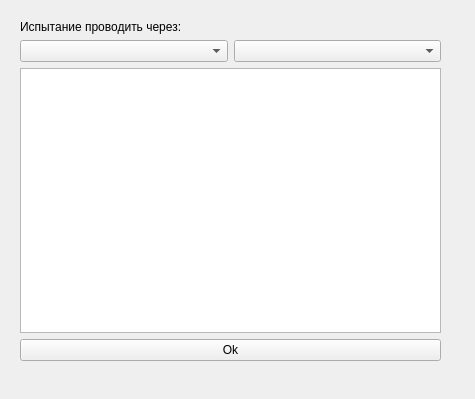
moldanova/electric_testing, file prediction_tests.ui: the form before one commit.
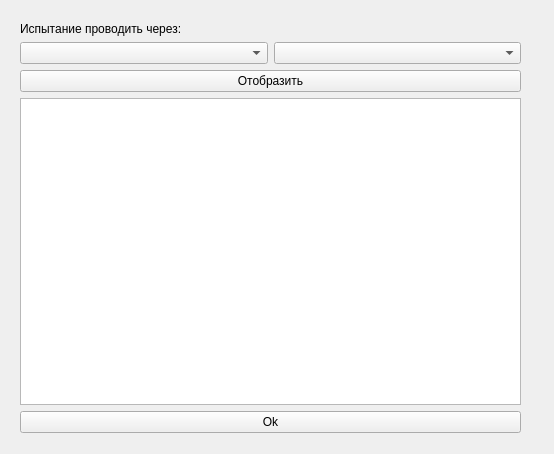
The form after the commit.

Diff of the .ui file:
```diff
--- a/prediction_tests.ui
+++ b/prediction_tests.ui
@@ -6,8 +6,8 @@
    <rect>
     <x>0</x>
     <y>0</y>
-    <width>475</width>
-    <height>399</height>
+    <width>554</width>
+    <height>454</height>
    </rect>
   </property>
   <property name="windowTitle">
@@ -17,13 +17,11 @@
    <property name="geometry">
     <rect>
      <x>20</x>
-     <y>20</y>
-     <width>421</width>
-     <height>341</height>
+     <y>22</y>
+     <width>501</width>
+     <height>411</height>
     </rect>
    </property>
-   <layout class="QVBoxLayout" name="verticalLayout_2">
-    <item>
      <layout class="QVBoxLayout" name="verticalLayout">
       <item>
        <widget class="QLabel" name="InformationLabel">
@@ -42,10 +40,15 @@
         </item>
        </layout>
       </item>
+    <item>
+     <widget class="QPushButton" name="represent_bt">
+      <property name="text">
+       <string>Отобразить</string>
+      </property>
+     </widget>
+    </item>
       <item>
        <widget class="QTableWidget" name="tableWidget"/>
-      </item>
-     </layout>
     </item>
     <item>
      <widget class="QPushButton" name="ok_pb">
```
Lines whose indentation alone changed are shown as unchanged.
